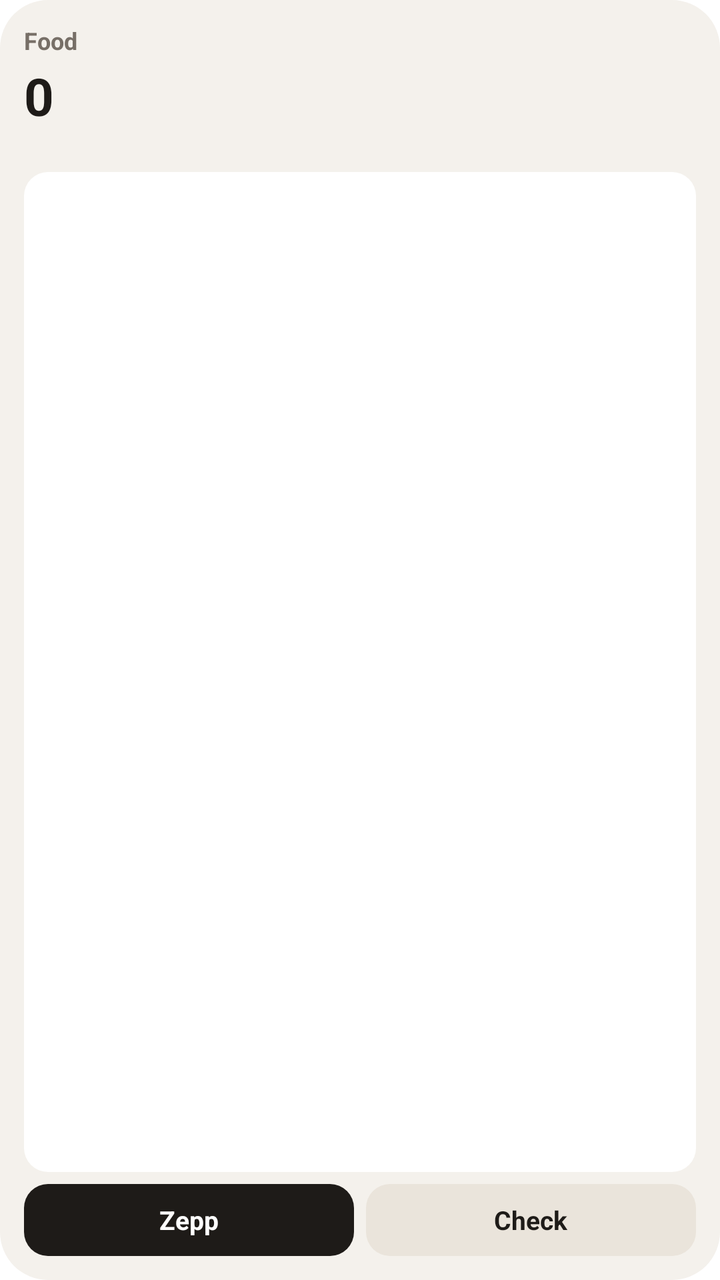
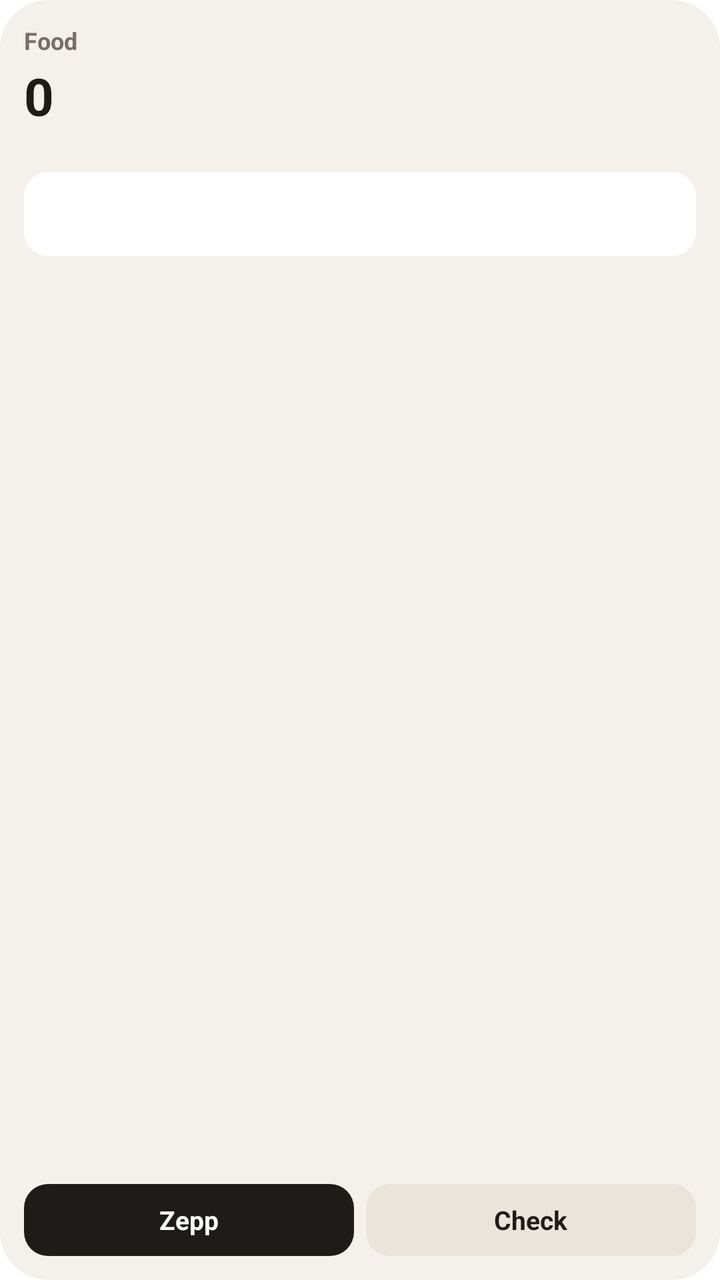

The first picture is an Android layout as it rendered before a commit; the second is the same layout after the commit. The layout source and the unified diff follow.
<!-- AndroidManifest.xml: fallback theme Theme.MaterialComponents.DayNight.NoActionBar -->
<!-- res/layout/nudge_widget_food.xml -->
<?xml version="1.0" encoding="utf-8"?>
<LinearLayout xmlns:android="http://schemas.android.com/apk/res/android"
  android:id="@+id/nw_root"
  android:layout_width="match_parent"
  android:layout_height="match_parent"
  android:background="@drawable/nw_bg_card"
  android:orientation="vertical"
  android:padding="12dp">
  <TextView android:id="@+id/nw_food_title" android:layout_width="match_parent" android:layout_height="wrap_content"
    android:textColor="@color/nw_muted" android:textSize="12sp" android:textStyle="bold" android:gravity="start" android:text="Food" />
  <LinearLayout android:layout_width="match_parent" android:layout_height="wrap_content" android:orientation="horizontal" android:layout_marginTop="2dp" android:gravity="bottom">
    <LinearLayout android:layout_width="0dp" android:layout_weight="1" android:layout_height="wrap_content" android:orientation="vertical">
      <TextView android:id="@+id/nw_food_left" android:layout_width="wrap_content" android:layout_height="wrap_content"
        android:textColor="@color/nw_ink" android:textSize="26sp" android:textStyle="bold" android:text="0" />
      <TextView android:id="@+id/nw_food_left_sub" android:layout_width="wrap_content" android:layout_height="wrap_content"
        android:textColor="@color/nw_muted" android:textSize="11sp" android:maxLines="1" android:text="" />
    </LinearLayout>
    <LinearLayout android:layout_width="wrap_content" android:layout_height="wrap_content" android:orientation="vertical" android:gravity="end">
      <TextView android:id="@+id/nw_food_pro" android:layout_width="wrap_content" android:layout_height="wrap_content"
        android:textColor="@color/nw_accent" android:textSize="16sp" android:textStyle="bold" android:text="" />
      <TextView android:id="@+id/nw_food_pro_sub" android:layout_width="wrap_content" android:layout_height="wrap_content"
        android:textColor="@color/nw_muted" android:textSize="11sp" android:maxLines="1" android:text="" />
    </LinearLayout>
  </LinearLayout>
  <LinearLayout android:id="@+id/nw_food_next" android:layout_width="match_parent" android:layout_height="0dp" android:layout_weight="1"
    android:layout_marginTop="6dp" android:background="@drawable/nw_bg_box" android:orientation="vertical" android:paddingStart="9dp" android:paddingEnd="9dp" android:paddingTop="5dp" android:paddingBottom="5dp">
    <TextView android:id="@+id/nw_food_next_label" android:layout_width="match_parent" android:layout_height="wrap_content"
      android:textColor="@color/nw_muted" android:textSize="11sp" android:textStyle="bold" android:gravity="start" android:maxLines="1" android:ellipsize="end" android:text="" />
    <TextView android:id="@+id/nw_food_next_text" android:layout_width="match_parent" android:layout_height="wrap_content"
      android:textColor="@color/nw_ink" android:textSize="12.5sp" android:gravity="start" android:maxLines="2" android:ellipsize="end" android:text="" />
  </LinearLayout>
  <LinearLayout android:layout_width="match_parent" android:layout_height="wrap_content" android:orientation="horizontal" android:layout_marginTop="6dp">
    <TextView android:id="@+id/nw_food_zepp" android:layout_width="0dp" android:layout_weight="1" android:layout_height="36dp"
      android:background="@drawable/nw_bg_dark" android:gravity="center" android:textColor="@color/nw_on_dark" android:textSize="13sp" android:textStyle="bold" android:text="Zepp" />
    <FrameLayout android:layout_width="6dp" android:layout_height="1dp" />
    <TextView android:id="@+id/nw_food_check" android:layout_width="0dp" android:layout_weight="1" android:layout_height="36dp"
      android:background="@drawable/nw_bg_chip" android:gravity="center" android:textColor="@color/nw_ink" android:textSize="13sp" android:textStyle="bold" android:text="Check" />
  </LinearLayout>
</LinearLayout>
<!-- resources referenced by this layout -->
<resources>
  <color name="nw_accent">#D9603C</color>
  <color name="nw_ink">#1E1B18</color>
  <color name="nw_muted">#776F67</color>
  <color name="nw_on_dark">#FFFFFF</color>
  <!-- drawable nw_bg_box (drawable) -->
  <?xml version="1.0" encoding="utf-8"?>
  <shape xmlns:android="http://schemas.android.com/apk/res/android" android:shape="rectangle">
    <solid android:color="@color/nw_box" />
    <corners android:radius="12dp" />
  </shape>
  <!-- drawable nw_bg_card (drawable) -->
  <?xml version="1.0" encoding="utf-8"?>
  <shape xmlns:android="http://schemas.android.com/apk/res/android" android:shape="rectangle">
    <solid android:color="@color/nw_bg" />
    <corners android:radius="24dp" />
  </shape>
  <!-- drawable nw_bg_chip (drawable) -->
  <?xml version="1.0" encoding="utf-8"?>
  <shape xmlns:android="http://schemas.android.com/apk/res/android" android:shape="rectangle">
    <solid android:color="@color/nw_chip" />
    <corners android:radius="12dp" />
  </shape>
  <!-- drawable nw_bg_dark (drawable) -->
  <?xml version="1.0" encoding="utf-8"?>
  <shape xmlns:android="http://schemas.android.com/apk/res/android" android:shape="rectangle">
    <solid android:color="@color/nw_dark" />
    <corners android:radius="12dp" />
  </shape>
  <color name="nw_box">#FFFFFF</color>
  <color name="nw_bg">#F4F1EC</color>
  <color name="nw_chip">#EAE4DB</color>
  <color name="nw_dark">#1E1B18</color>
</resources>

<!-- the commit's change to res/layout/nudge_widget_food.xml (unified diff, before → after) -->
@@ -22,13 +22,14 @@
         android:textColor="@color/nw_muted" android:textSize="11sp" android:maxLines="1" android:text="" />
     </LinearLayout>
   </LinearLayout>
-  <LinearLayout android:id="@+id/nw_food_next" android:layout_width="match_parent" android:layout_height="0dp" android:layout_weight="1"
+  <LinearLayout android:id="@+id/nw_food_next" android:layout_width="match_parent" android:layout_height="wrap_content"
     android:layout_marginTop="6dp" android:background="@drawable/nw_bg_box" android:orientation="vertical" android:paddingStart="9dp" android:paddingEnd="9dp" android:paddingTop="5dp" android:paddingBottom="5dp">
     <TextView android:id="@+id/nw_food_next_label" android:layout_width="match_parent" android:layout_height="wrap_content"
       android:textColor="@color/nw_muted" android:textSize="11sp" android:textStyle="bold" android:gravity="start" android:maxLines="1" android:ellipsize="end" android:text="" />
     <TextView android:id="@+id/nw_food_next_text" android:layout_width="match_parent" android:layout_height="wrap_content"
       android:textColor="@color/nw_ink" android:textSize="12.5sp" android:gravity="start" android:maxLines="2" android:ellipsize="end" android:text="" />
   </LinearLayout>
+  <FrameLayout android:layout_width="match_parent" android:layout_height="0dp" android:layout_weight="1" android:minHeight="6dp" />
   <LinearLayout android:layout_width="match_parent" android:layout_height="wrap_content" android:orientation="horizontal" android:layout_marginTop="6dp">
     <TextView android:id="@+id/nw_food_zepp" android:layout_width="0dp" android:layout_weight="1" android:layout_height="36dp"
       android:background="@drawable/nw_bg_dark" android:gravity="center" android:textColor="@color/nw_on_dark" android:textSize="13sp" android:textStyle="bold" android:text="Zepp" />
